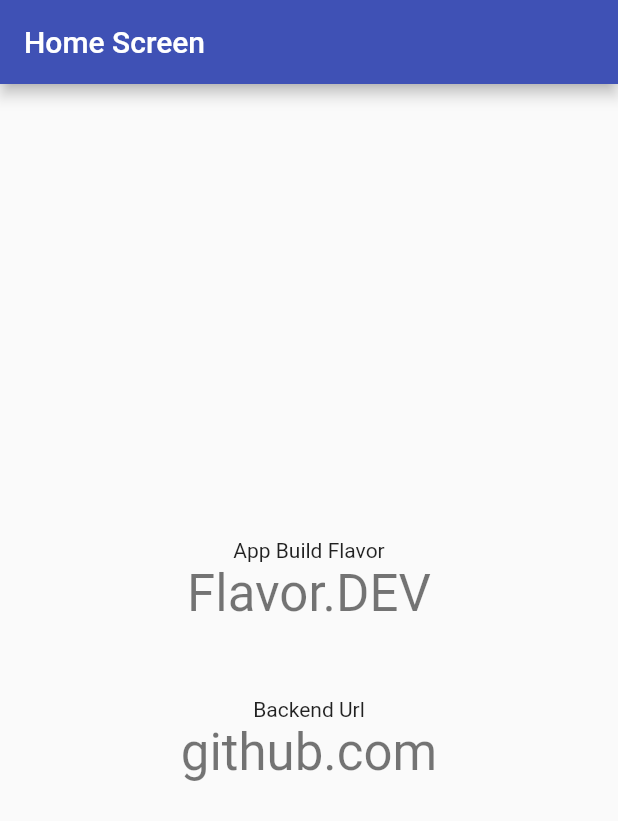
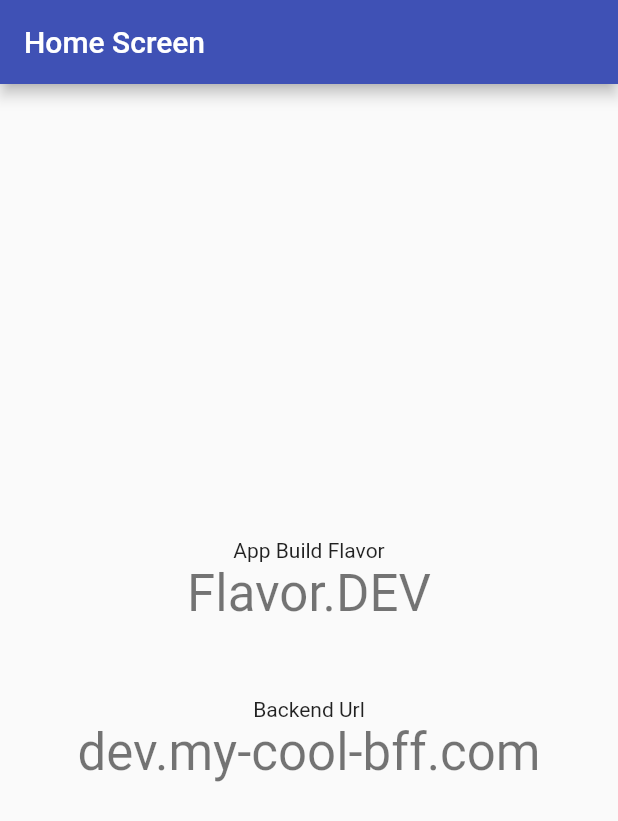
Before and after one commit to marco17851/flavorful_flutter, a Flutter app: the screen it shows after launch, on a phone screen of 412 x 824 dp. Shown: the top 821 px of the screen. Run offline on Flutter 3.47's test engine with Material 2 defaults, Android fonts, the phone set to English and light mode, and no system bars.

Commit message:
Add entrypoint for QAT

```diff
--- a/lib/configurations/flavor_config.dart
+++ b/lib/configurations/flavor_config.dart
@@ -21,8 +21,6 @@ class FlavorConfig {
       @required MaterialColor flavorColor}) {
     if (_flavorConfig == null) {
       _flavorConfig = FlavorConfig._internalConstructor(
-//        backendUrl: 'github.com',
-//        flavorColor: Colors.cyan,
           flavor,
           backendUrl,
           flavorColor);
--- /dev/null
+++ b/lib/main_dev.dart
@@ -0,0 +1,9 @@
+import 'package:flavorful_flutter/configurations/flavor_config.dart';
+import 'package:flutter/material.dart';
+
+import 'application.dart';
+
+void main() {
+  FlavorConfig.setup(flavor: Flavor.DEV, backendUrl: 'dev.my-cool-bff.com', flavorColor: Colors.indigo);
+  runApp(MyApp());
+}
--- a/lib/main.dart
+++ b/lib/main_qat.dart
@@ -4,6 +4,6 @@ import 'package:flutter/material.dart';
 import 'application.dart';
 
 void main() {
-  FlavorConfig.setup(flavor: Flavor.DEV, backendUrl: 'github.com', flavorColor: Colors.indigo);
+  FlavorConfig.setup(flavor: Flavor.QAT, backendUrl: 'qat.my-cool-bff.com', flavorColor: Colors.pink);
   runApp(MyApp());
 }
```
